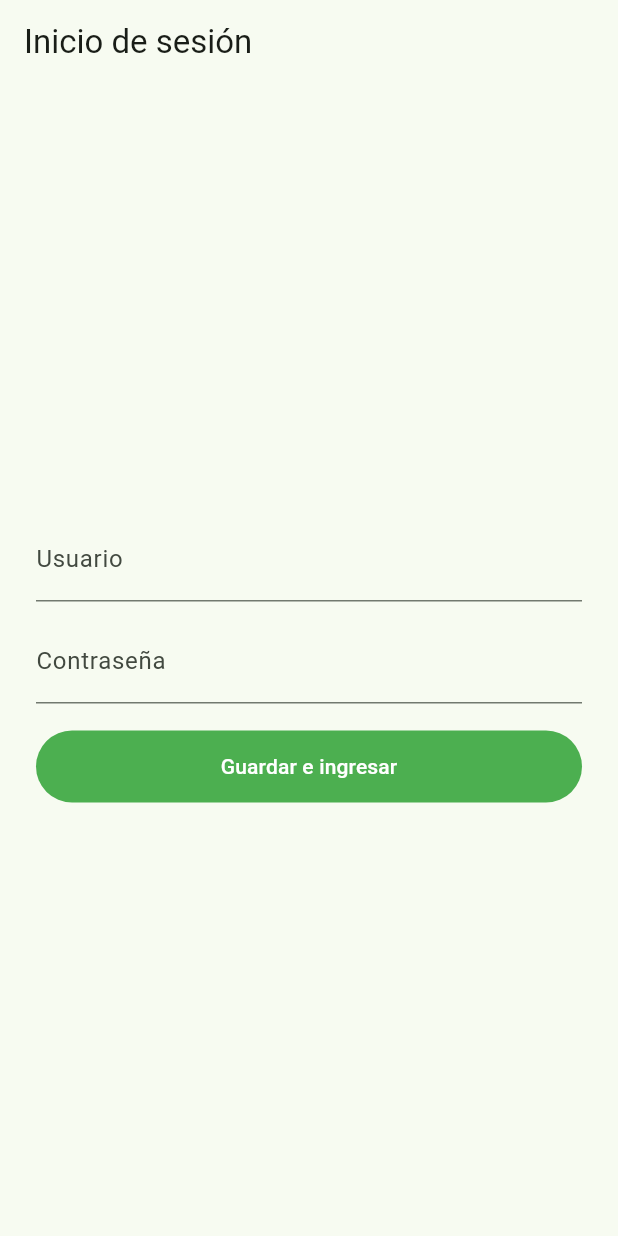
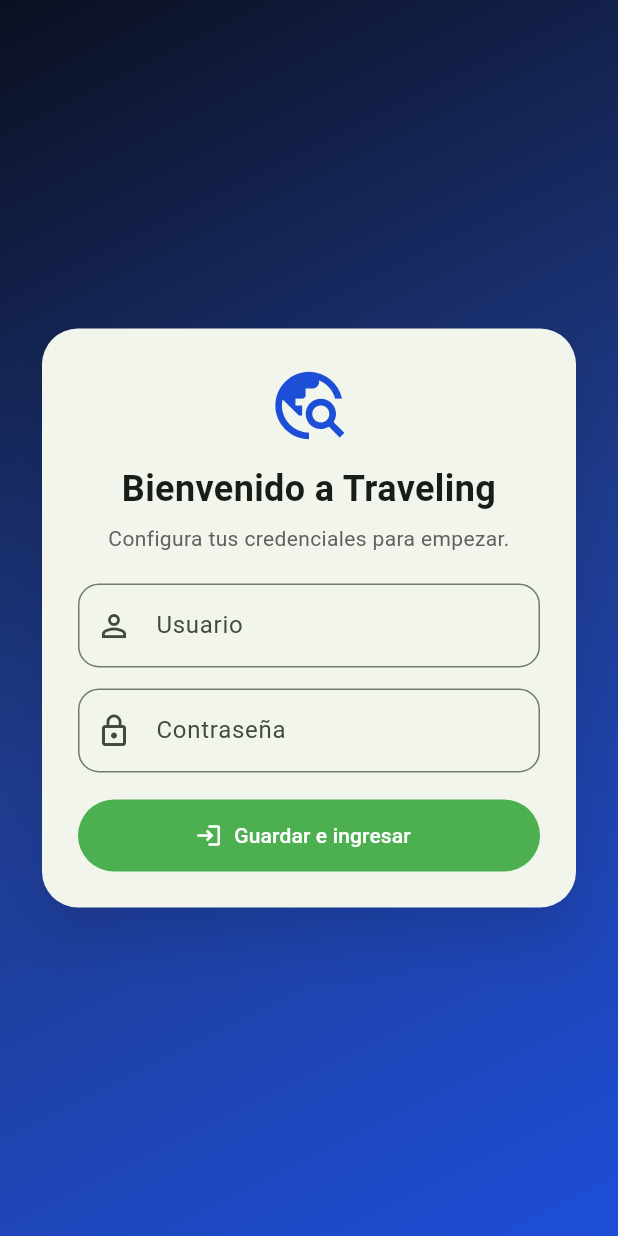
Before and after one commit to IanPortuguez/Traveling-flutter-app, a Flutter app: the screen it shows after launch, on a phone screen of 412 x 824 dp. Run offline on Flutter 3.47's test engine with Material 3 defaults, Android fonts, the light colour scheme and no system bars; our stand-ins replace audioplayers, flutter_map, geolocator, image_picker, latlong2, qr_flutter and 1 more; missing offline and left inert: mobile_scanner, record.

Commit message:
Mejora diseño de login y respeta barra de navegación del sistema

```diff
--- a/lib/main.dart
+++ b/lib/main.dart
@@ -198,33 +198,76 @@ class _LoginPageState extends State<LoginPage> {
   @override
   Widget build(BuildContext context) {
     return Scaffold(
-      appBar: AppBar(title: const Text('Inicio de sesión')),
-      body: Center(
+      body: Container(
+        decoration: const BoxDecoration(
+          gradient: LinearGradient(
+            begin: Alignment.topLeft,
+            end: Alignment.bottomRight,
+            colors: [Color(0xFF0B1020), Color(0xFF1E3A8A), Color(0xFF1D4ED8)],
+          ),
+        ),
+        child: SafeArea(
+          child: Center(
+            child: SingleChildScrollView(
+              padding: const EdgeInsets.all(24),
+              child: ConstrainedBox(
+                constraints: const BoxConstraints(maxWidth: 420),
+                child: Card(
+                  elevation: 14,
+                  shadowColor: Colors.black45,
+                  shape: RoundedRectangleBorder(borderRadius: BorderRadius.circular(24)),
                   child: Padding(
                     padding: const EdgeInsets.all(24),
-          child: ConstrainedBox(
-            constraints: const BoxConstraints(maxWidth: 380),
                     child: Column(
                       mainAxisSize: MainAxisSize.min,
                       crossAxisAlignment: CrossAxisAlignment.stretch,
                       children: [
+                        const Icon(Icons.travel_explore, size: 54, color: Color(0xFF1D4ED8)),
+                        const SizedBox(height: 12),
+                        const Text(
+                          'Bienvenido a Traveling',
+                          textAlign: TextAlign.center,
+                          style: TextStyle(fontSize: 24, fontWeight: FontWeight.bold),
+                        ),
+                        const SizedBox(height: 6),
+                        Text(
+                          widget.isFirstSetup
+                              ? 'Configura tus credenciales para empezar.'
+                              : 'Ingresa tu contraseña para continuar.',
+                          textAlign: TextAlign.center,
+                          style: TextStyle(color: Colors.grey.shade700),
+                        ),
+                        const SizedBox(height: 20),
                         TextField(
                           controller: _usernameController,
                           enabled: widget.isFirstSetup,
-                  decoration: const InputDecoration(labelText: 'Usuario'),
+                          decoration: InputDecoration(
+                            labelText: 'Usuario',
+                            prefixIcon: const Icon(Icons.person_outline),
+                            border: OutlineInputBorder(borderRadius: BorderRadius.circular(14)),
                           ),
-                const SizedBox(height: 12),
+                        ),
+                        const SizedBox(height: 14),
                         TextField(
                           controller: _passwordController,
                           obscureText: true,
-                  decoration: const InputDecoration(labelText: 'Contraseña'),
+                          decoration: InputDecoration(
+                            labelText: 'Contraseña',
+                            prefixIcon: const Icon(Icons.lock_outline),
+                            border: OutlineInputBorder(borderRadius: BorderRadius.circular(14)),
+                          ),
                         ),
                         const SizedBox(height: 18),
-                FilledButton(
+                        FilledButton.icon(
                           onPressed: _handleLogin,
-                  child: Text(widget.isFirstSetup ? 'Guardar e ingresar' : 'Ingresar'),
+                          icon: const Icon(Icons.login),
+                          label: Text(widget.isFirstSetup ? 'Guardar e ingresar' : 'Ingresar'),
                         ),
                       ],
+                    ),
+                  ),
+                ),
+              ),
             ),
           ),
         ),
@@ -855,7 +898,9 @@ class _MyHomePageState extends State<MyHomePage> {
         centerTitle: true,
         title: const Text('Traveling'),
       ),
-      body: Container(
+      body: SafeArea(
+        bottom: true,
+        child: Container(
           decoration: const BoxDecoration(
             image: DecorationImage(
               image: NetworkImage(
@@ -867,7 +912,12 @@ class _MyHomePageState extends State<MyHomePage> {
           child: Container(
             color: Colors.black.withValues(alpha: 0.35),
             child: SingleChildScrollView(
-            padding: const EdgeInsets.all(16),
+              padding: EdgeInsets.fromLTRB(
+                16,
+                16,
+                16,
+                16 + MediaQuery.of(context).viewPadding.bottom,
+              ),
             child: Column(
               children: [
                 _pillButton(
@@ -1110,6 +1160,7 @@ class _MyHomePageState extends State<MyHomePage> {
           ),
           ),
         ),
+      ),
     );
   }
 }
```
Lines whose indentation alone changed are shown as unchanged.
